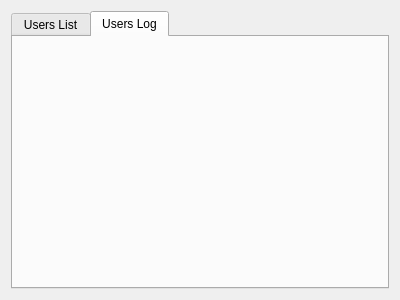
The window that formusers.ui (doctarhyf/krypto) describes before a commit, drawn with Qt 5.
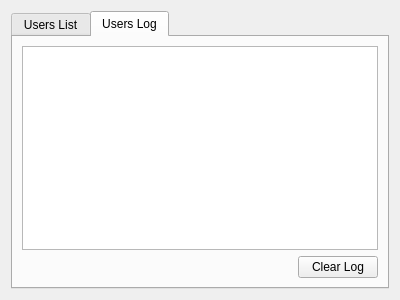
The same window after the commit. The open tabs and pages were chosen to show the change. Icons and pictures are not drawn.

What changed in the file:
```diff
--- a/formusers.ui
+++ b/formusers.ui
@@ -128,6 +128,35 @@
       <attribute name="title">
        <string>Users Log</string>
       </attribute>
+      <layout class="QVBoxLayout" name="verticalLayout_4">
+       <item>
+        <widget class="QTextEdit" name="textEditUsersLog"/>
+       </item>
+       <item>
+        <layout class="QHBoxLayout" name="horizontalLayout_3">
+         <item>
+          <spacer name="horizontalSpacer_2">
+           <property name="orientation">
+            <enum>Qt::Horizontal</enum>
+           </property>
+           <property name="sizeHint" stdset="0">
+            <size>
+             <width>40</width>
+             <height>20</height>
+            </size>
+           </property>
+          </spacer>
+         </item>
+         <item>
+          <widget class="QPushButton" name="pushButtonClearLog">
+           <property name="text">
+            <string>Clear Log</string>
+           </property>
+          </widget>
+         </item>
+        </layout>
+       </item>
+      </layout>
      </widget>
     </widget>
    </item>
```
